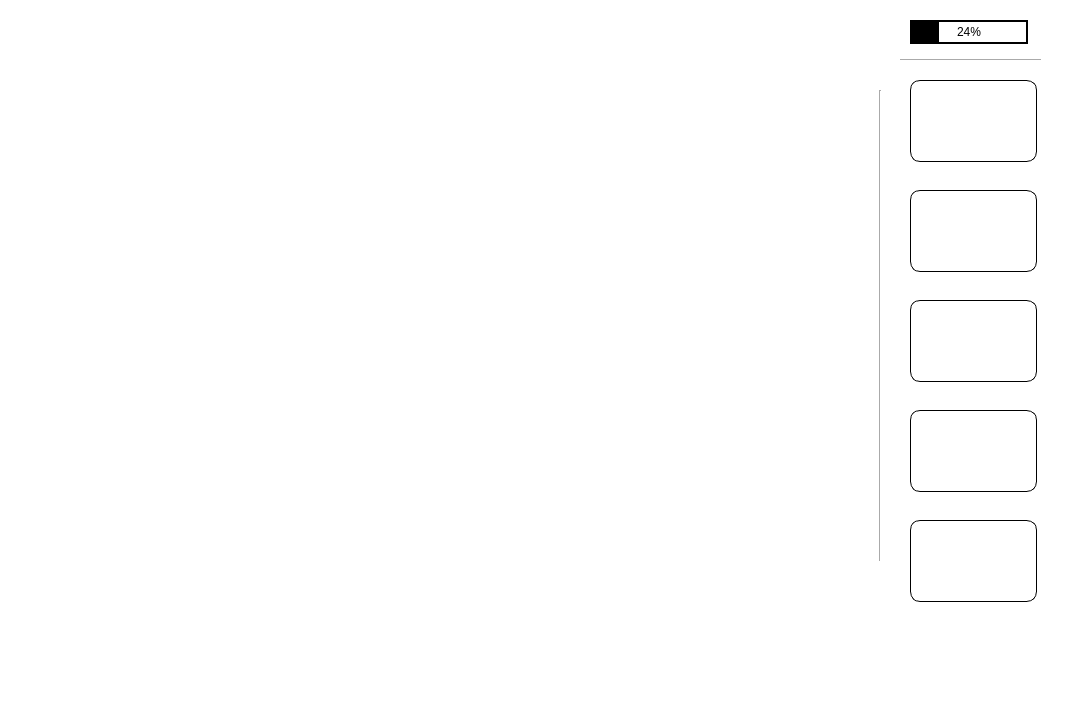
First picture: the form in aduio/form.ui, repository CocaCola-dymc/Raspberrypi, before the edit.
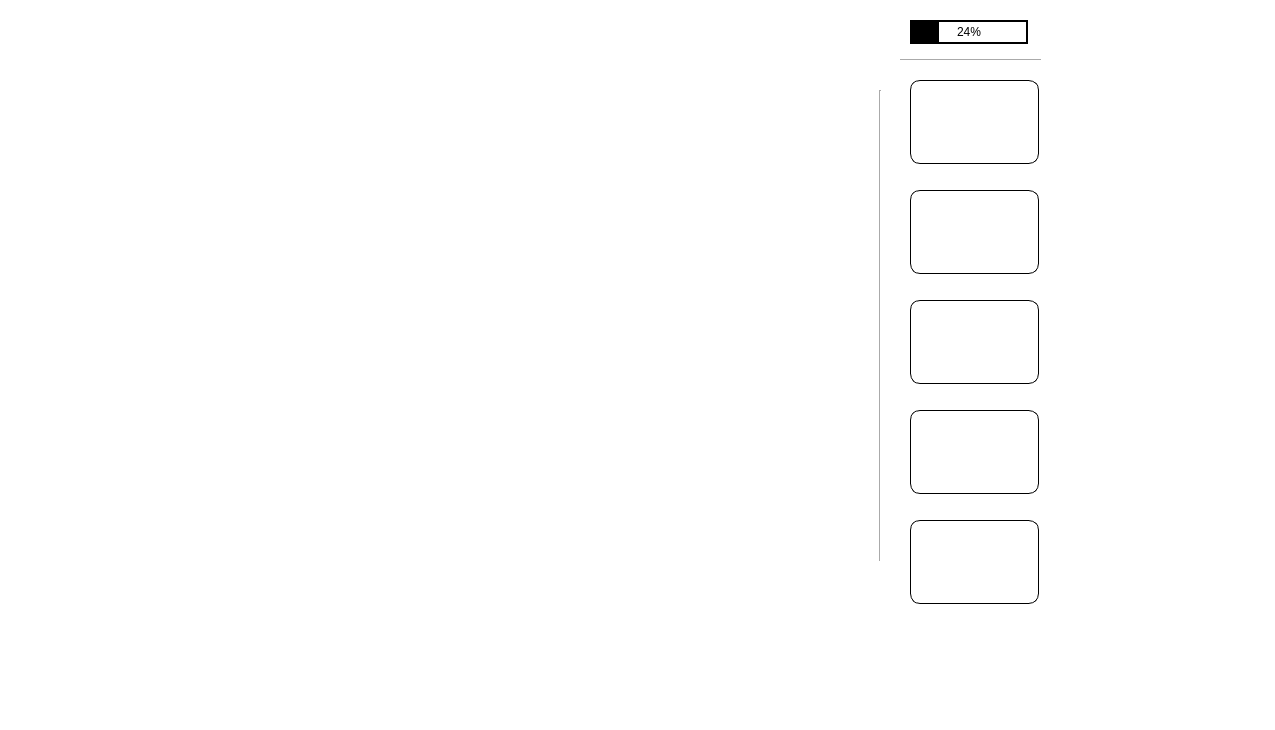
Second picture: the form after the edit. Icons and pictures are not drawn.

Patch:
```diff
--- a/aduio/form.ui
+++ b/aduio/form.ui
@@ -6,8 +6,8 @@
    <rect>
     <x>0</x>
     <y>0</y>
-    <width>1080</width>
-    <height>720</height>
+    <width>1275</width>
+    <height>730</height>
    </rect>
   </property>
   <property name="windowTitle">
@@ -21,8 +21,8 @@
     <rect>
      <x>0</x>
      <y>0</y>
-     <width>1080</width>
-     <height>720</height>
+     <width>1275</width>
+     <height>730</height>
     </rect>
    </property>
    <property name="styleSheet">
@@ -146,8 +146,8 @@
      <rect>
       <x>910</x>
       <y>80</y>
-      <width>127</width>
-      <height>82</height>
+      <width>129</width>
+      <height>84</height>
      </rect>
     </property>
     <property name="minimumSize">
@@ -160,7 +160,7 @@
      <bool>false</bool>
     </property>
     <property name="styleSheet">
-     <string notr="true">border-radius: 10%;border: 1px solid black;background-image: url(/home/pi/aduio/images/filter_high.png);background-repeat: no-repeat;</string>
+     <string notr="true">QPushButton{border-radius: 10%;border: 1px solid black;background: url(/home/pi/aduio/images/filter_high.png) no-repeat cover center;}QPushButton:hover{border: 2px solid red;}</string>
     </property>
     <property name="text">
      <string/>
@@ -180,8 +180,8 @@
      <rect>
       <x>910</x>
       <y>190</y>
-      <width>127</width>
-      <height>82</height>
+      <width>129</width>
+      <height>84</height>
      </rect>
     </property>
     <property name="minimumSize">
@@ -191,7 +191,7 @@
      </size>
     </property>
     <property name="styleSheet">
-     <string notr="true">border-radius: 10%;border: 1px solid black;background-image: url(/home/pi/aduio/images/filter_low.png);background-repeat: no-repeat;</string>
+     <string notr="true">QPushButton{border-radius: 10%;border: 1px solid black;background: url(/home/pi/aduio/images/filter_low.png) no-repeat cover center;}QPushButton:hover{border: 2px solid red;}</string>
     </property>
     <property name="text">
      <string/>
@@ -211,8 +211,8 @@
      <rect>
       <x>910</x>
       <y>300</y>
-      <width>127</width>
-      <height>82</height>
+      <width>129</width>
+      <height>84</height>
      </rect>
     </property>
     <property name="minimumSize">
@@ -222,7 +222,7 @@
      </size>
     </property>
     <property name="styleSheet">
-     <string notr="true">border-radius: 10%;border: 1px solid black;background-image: url(/home/pi/aduio/images/com_probe.png);background-repeat: no-repeat;</string>
+     <string notr="true">QPushButton{border-radius: 10%;border: 1px solid black;background: url(/home/pi/aduio/images/com_probe.png) no-repeat cover center;}QPushButton:hover{border: 2px solid red;}</string>
     </property>
     <property name="text">
      <string/>
@@ -242,8 +242,8 @@
      <rect>
       <x>910</x>
       <y>520</y>
-      <width>127</width>
-      <height>82</height>
+      <width>129</width>
+      <height>84</height>
      </rect>
     </property>
     <property name="minimumSize">
@@ -253,7 +253,7 @@
      </size>
     </property>
     <property name="styleSheet">
-     <string notr="true">border-radius: 10%;border: 1px solid black;background-image: url(/home/pi/aduio/images/brightness.png);background-repeat: no-repeat;</string>
+     <string notr="true">QPushButton{border-radius: 10%;border: 1px solid black;background: url(/home/pi/aduio/images/brightness.png) no-repeat cover center;}QPushButton:hover{border: 2px solid red;}</string>
     </property>
     <property name="text">
      <string/>
@@ -273,8 +273,8 @@
      <rect>
       <x>910</x>
       <y>410</y>
-      <width>127</width>
-      <height>82</height>
+      <width>129</width>
+      <height>84</height>
      </rect>
     </property>
     <property name="minimumSize">
@@ -284,7 +284,7 @@
      </size>
     </property>
     <property name="styleSheet">
-     <string notr="true">border-radius: 10%;border: 1px solid black;background-image: url(/home/pi/aduio/images/battery_levels.png);background-repeat: no-repeat;</string>
+     <string notr="true">QPushButton{border-radius: 10%;border: 1px solid black;background: url(/home/pi/aduio/images/battery_levels.png) no-repeat cover center;}QPushButton:hover{border: 2px solid red;}</string>
     </property>
     <property name="text">
      <string/>
```
